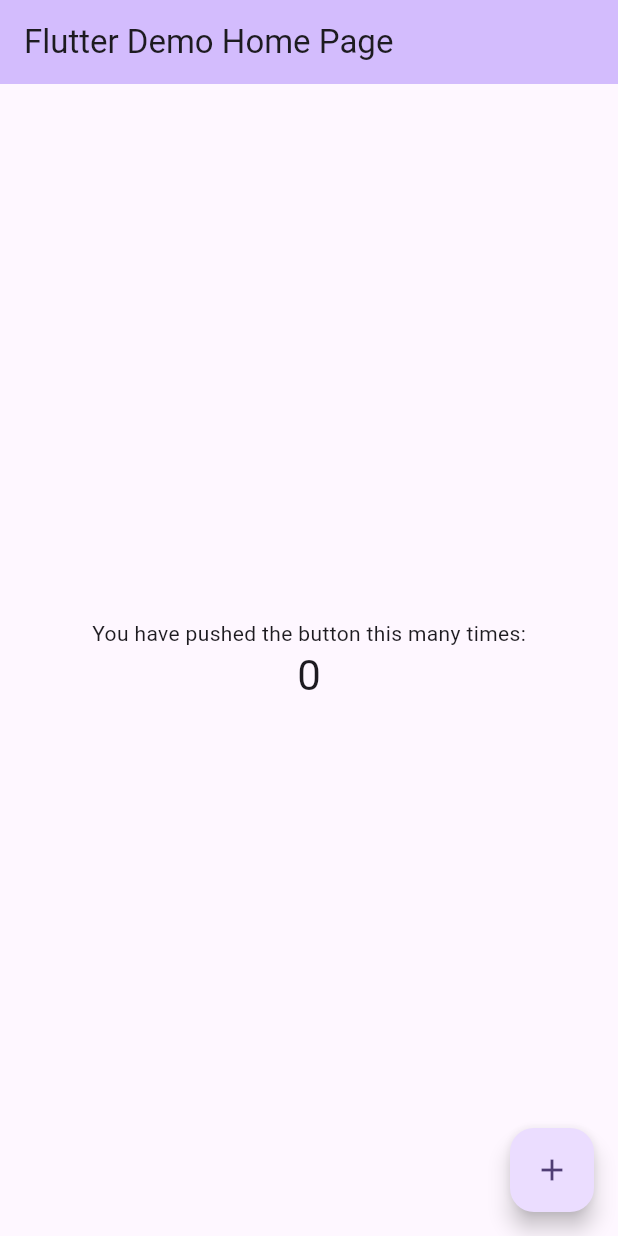
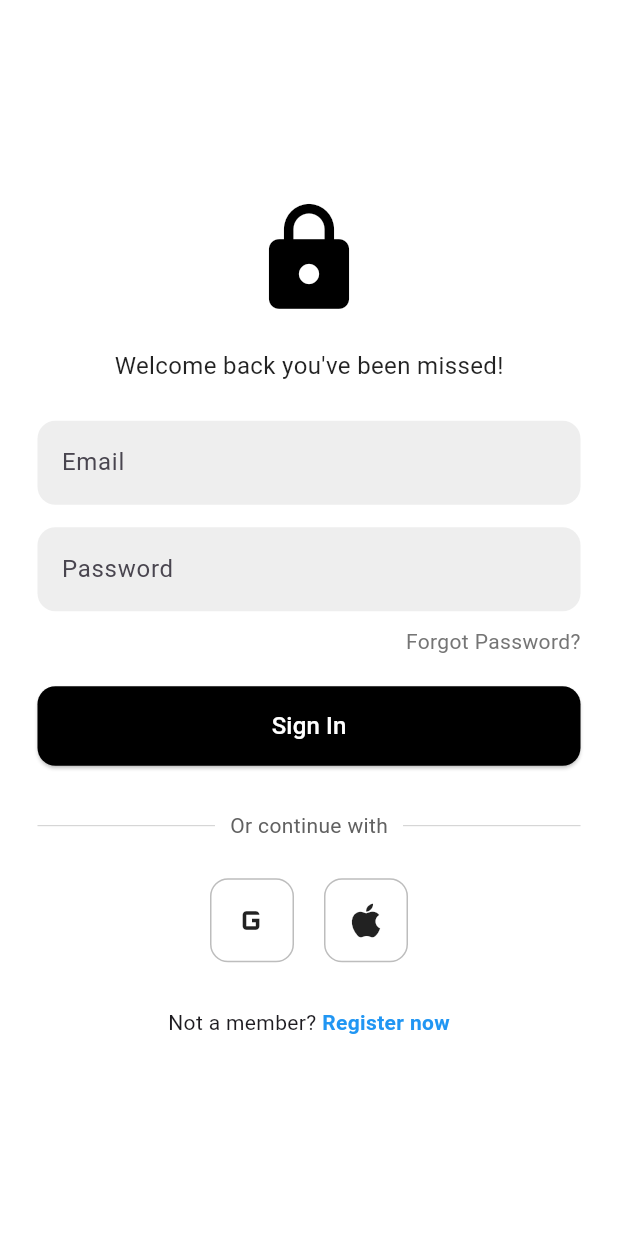
Before and after one commit to MohamedAliShosha/Athlio, a Flutter app: the screen it shows after launch, on a phone screen of 412 x 824 dp. Run offline on Flutter 3.47's test engine with Material 3 defaults, Android fonts, the light colour scheme and no system bars; our stand-ins replace go_router.

Commit message:
Refactor: Set up project structure and routing
Remove the default Flutter counter application boilerplate and introduce a scalable project architecture with `core` and `features` directories.

This change establishes a foundation for the application by:
- Replacing the default `MyApp` and `MyHomePage` with a new root widget, `Athlio`.
- Implementing a routing system using `MaterialApp.router` and a dedicated `AppRouter`.
- Updating the default widget test to reflect the new structure.

```diff
--- /dev/null
+++ b/lib/core/routing/app_router.dart
@@ -0,0 +1,12 @@
+import 'package:athlio/features/login/presentation/views/login_view.dart';
+import 'package:go_router/go_router.dart';
+
+abstract class AppRouter {
+  static final router = GoRouter(routes: [
+    // Define your routes here
+    GoRoute(
+      path: '/',
+      builder: (context, state) => const LoginView(),
+    ),
+  ]);
+}
--- /dev/null
+++ b/lib/core/widgets/app_button.dart
@@ -0,0 +1,29 @@
+import 'package:flutter/material.dart';
+
+/// Reusable Button
+class AppButton extends StatelessWidget {
+  final String text;
+  final VoidCallback onPressed;
+
+  const AppButton({super.key, required this.text, required this.onPressed});
+
+  @override
+  Widget build(BuildContext context) {
+    return SizedBox(
+      width: double.infinity,
+      child: ElevatedButton(
+        style: ElevatedButton.styleFrom(
+          backgroundColor: Colors.black,
+          padding: const EdgeInsets.symmetric(vertical: 15),
+          shape:
+              RoundedRectangleBorder(borderRadius: BorderRadius.circular(12)),
+        ),
+        onPressed: onPressed,
+        child: Text(
+          text,
+          style: const TextStyle(color: Colors.white, fontSize: 16),
+        ),
+      ),
+    );
+  }
+}
--- /dev/null
+++ b/lib/core/widgets/app_text_field.dart
@@ -0,0 +1,29 @@
+import 'package:flutter/material.dart';
+
+/// Reusable TextField
+class AppTextField extends StatelessWidget {
+  final String hintText;
+  final bool obscureText;
+
+  const AppTextField({
+    super.key,
+    required this.hintText,
+    required this.obscureText,
+  });
+
+  @override
+  Widget build(BuildContext context) {
+    return TextField(
+      obscureText: obscureText,
+      decoration: InputDecoration(
+        hintText: hintText,
+        filled: true,
+        fillColor: Colors.grey[200],
+        border: OutlineInputBorder(
+          borderRadius: BorderRadius.circular(12),
+          borderSide: BorderSide.none,
+        ),
+      ),
+    );
+  }
+}
--- /dev/null
+++ b/lib/core/widgets/social_button.dart
@@ -0,0 +1,22 @@
+import 'package:flutter/material.dart';
+
+/// Reusable Social Button
+class SocialButton extends StatelessWidget {
+  final IconData icon;
+
+  const SocialButton({super.key, required this.icon});
+
+  @override
+  Widget build(BuildContext context) {
+    return Container(
+      padding: const EdgeInsets.all(12),
+      decoration: BoxDecoration(
+        shape: BoxShape.rectangle,
+        border: Border.all(color: Colors.grey.shade400),
+        borderRadius: BorderRadius.circular(12),
+        color: Colors.white,
+      ),
+      child: Icon(icon, size: 30),
+    );
+  }
+}
--- /dev/null
+++ b/lib/features/login/presentation/views/login_view.dart
@@ -0,0 +1,11 @@
+import 'package:athlio/features/login/presentation/widgets/login_view_body.dart';
+import 'package:flutter/material.dart';
+
+class LoginView extends StatelessWidget {
+  const LoginView({super.key});
+
+  @override
+  Widget build(BuildContext context) {
+    return const LoginViewBody();
+  }
+}
--- /dev/null
+++ b/lib/features/login/presentation/widgets/login_view_body.dart
@@ -0,0 +1,109 @@
+import 'package:athlio/core/widgets/app_button.dart';
+import 'package:athlio/core/widgets/app_text_field.dart';
+import 'package:athlio/core/widgets/social_button.dart';
+import 'package:flutter/material.dart';
+
+class LoginViewBody extends StatelessWidget {
+  const LoginViewBody({
+    super.key,
+  });
+
+  @override
+  Widget build(BuildContext context) {
+    return Scaffold(
+      backgroundColor: Colors.white,
+      body: SafeArea(
+        child: Padding(
+          padding: const EdgeInsets.symmetric(horizontal: 25.0),
+          child: Column(
+            mainAxisAlignment: MainAxisAlignment.center,
+            children: [
+              const Icon(Icons.lock, size: 80, color: Colors.black),
+
+              const SizedBox(height: 20),
+              const Text(
+                "Welcome back you've been missed!",
+                style: TextStyle(fontSize: 16, color: Colors.black87),
+              ),
+
+              const SizedBox(height: 25),
+              // Email Field
+              const AppTextField(
+                hintText: "Email",
+                obscureText: false,
+              ),
+
+              const SizedBox(height: 15),
+              // Password Field
+              const AppTextField(
+                hintText: "Password",
+                obscureText: true,
+              ),
+
+              const SizedBox(height: 10),
+              Align(
+                alignment: Alignment.centerRight,
+                child: Text(
+                  "Forgot Password?",
+                  style: TextStyle(color: Colors.grey[600]),
+                ),
+              ),
+
+              const SizedBox(height: 20),
+              // Login Button
+              AppButton(
+                text: "Sign In",
+                onPressed: () {
+                  // handle login
+                },
+              ),
+
+              const SizedBox(height: 30),
+              Row(
+                children: [
+                  Expanded(
+                    child: Divider(thickness: 0.5, color: Colors.grey[400]),
+                  ),
+                  Padding(
+                    padding: const EdgeInsets.symmetric(horizontal: 10),
+                    child: Text("Or continue with",
+                        style: TextStyle(color: Colors.grey[700])),
+                  ),
+                  Expanded(
+                    child: Divider(thickness: 0.5, color: Colors.grey[400]),
+                  ),
+                ],
+              ),
+
+              const SizedBox(height: 25),
+              // Social Login Buttons
+              const Row(
+                mainAxisAlignment: MainAxisAlignment.center,
+                children: [
+                  SocialButton(icon: Icons.g_mobiledata),
+                  SizedBox(width: 20),
+                  SocialButton(icon: Icons.apple),
+                ],
+              ),
+
+              const SizedBox(height: 30),
+              const Row(
+                mainAxisAlignment: MainAxisAlignment.center,
+                children: [
+                  Text("Not a member? "),
+                  Text(
+                    "Register now",
+                    style: TextStyle(
+                      color: Colors.blue,
+                      fontWeight: FontWeight.bold,
+                    ),
+                  )
+                ],
+              )
+            ],
+          ),
+        ),
+      ),
+    );
+  }
+}
--- a/lib/main.dart
+++ b/lib/main.dart
@@ -1,125 +1,18 @@
+import 'package:athlio/core/routing/app_router.dart';
 import 'package:flutter/material.dart';
 
-void main() {
-  runApp(const MyApp());
-}
+class Athlio extends StatelessWidget {
+  const Athlio({super.key});
 
-class MyApp extends StatelessWidget {
-  const MyApp({super.key});
-
-  // This widget is the root of your application.
   @override
   Widget build(BuildContext context) {
-    return MaterialApp(
-      title: 'Flutter Demo',
-      theme: ThemeData(
-        // This is the theme of your application.
-        //
-        // TRY THIS: Try running your application with "flutter run". You'll see
-        // the application has a purple toolbar. Then, without quitting the app,
-        // try changing the seedColor in the colorScheme below to Colors.green
-        // and then invoke "hot reload" (save your changes or press the "hot
-        // reload" button in a Flutter-supported IDE, or press "r" if you used
-        // the command line to start the app).
-        //
-        // Notice that the counter didn't reset back to zero; the application
-        // state is not lost during the reload. To reset the state, use hot
-        // restart instead.
-        //
-        // This works for code too, not just values: Most code changes can be
-        // tested with just a hot reload.
-        colorScheme: ColorScheme.fromSeed(seedColor: Colors.deepPurple),
-        useMaterial3: true,
-      ),
-      home: const MyHomePage(title: 'Flutter Demo Home Page'),
+    return MaterialApp.router(
+      debugShowCheckedModeBanner: false,
+      routerConfig: AppRouter.router,
     );
   }
 }
 
-class MyHomePage extends StatefulWidget {
-  const MyHomePage({super.key, required this.title});
-
-  // This widget is the home page of your application. It is stateful, meaning
-  // that it has a State object (defined below) that contains fields that affect
-  // how it looks.
-
-  // This class is the configuration for the state. It holds the values (in this
-  // case the title) provided by the parent (in this case the App widget) and
-  // used by the build method of the State. Fields in a Widget subclass are
-  // always marked "final".
-
-  final String title;
-
-  @override
-  State<MyHomePage> createState() => _MyHomePageState();
+void main() {
+  runApp(const Athlio());
 }
-
-class _MyHomePageState extends State<MyHomePage> {
-  int _counter = 0;
-
-  void _incrementCounter() {
-    setState(() {
-      // This call to setState tells the Flutter framework that something has
-      // changed in this State, which causes it to rerun the build method below
-      // so that the display can reflect the updated values. If we changed
-      // _counter without calling setState(), then the build method would not be
-      // called again, and so nothing would appear to happen.
-      _counter++;
-    });
-  }
-
-  @override
-  Widget build(BuildContext context) {
-    // This method is rerun every time setState is called, for instance as done
-    // by the _incrementCounter method above.
-    //
-    // The Flutter framework has been optimized to make rerunning build methods
-    // fast, so that you can just rebuild anything that needs updating rather
-    // than having to individually change instances of widgets.
-    return Scaffold(
-      appBar: AppBar(
-        // TRY THIS: Try changing the color here to a specific color (to
-        // Colors.amber, perhaps?) and trigger a hot reload to see the AppBar
-        // change color while the other colors stay the same.
-        backgroundColor: Theme.of(context).colorScheme.inversePrimary,
-        // Here we take the value from the MyHomePage object that was created by
-        // the App.build method, and use it to set our appbar title.
-        title: Text(widget.title),
-      ),
-      body: Center(
-        // Center is a layout widget. It takes a single child and positions it
-        // in the middle of the parent.
-        child: Column(
-          // Column is also a layout widget. It takes a list of children and
-          // arranges them vertically. By default, it sizes itself to fit its
-          // children horizontally, and tries to be as tall as its parent.
-          //
-          // Column has various properties to control how it sizes itself and
-          // how it positions its children. Here we use mainAxisAlignment to
-          // center the children vertically; the main axis here is the vertical
-          // axis because Columns are vertical (the cross axis would be
-          // horizontal).
-          //
-          // TRY THIS: Invoke "debug painting" (choose the "Toggle Debug Paint"
-          // action in the IDE, or press "p" in the console), to see the
-          // wireframe for each widget.
-          mainAxisAlignment: MainAxisAlignment.center,
-          children: <Widget>[
-            const Text(
-              'You have pushed the button this many times:',
-            ),
-            Text(
-              '$_counter',
-              style: Theme.of(context).textTheme.headlineMedium,
-            ),
-          ],
-        ),
-      ),
-      floatingActionButton: FloatingActionButton(
-        onPressed: _incrementCounter,
-        tooltip: 'Increment',
-        child: const Icon(Icons.add),
-      ), // This trailing comma makes auto-formatting nicer for build methods.
-    );
-  }
-}
```
Also changed, not shown: 1 other file.
